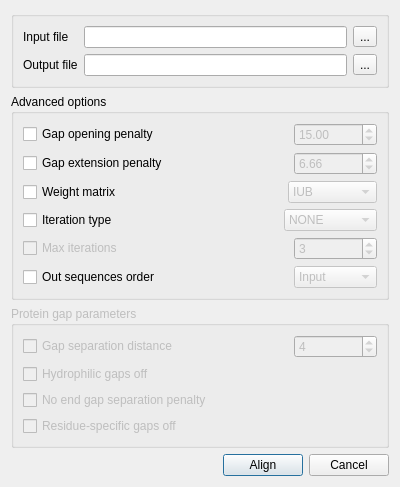
Qt form src/plugins/external_tool_support/src/ui/ClustalWSupportRunDialog.ui (violethaze74/ugene) before a commit.
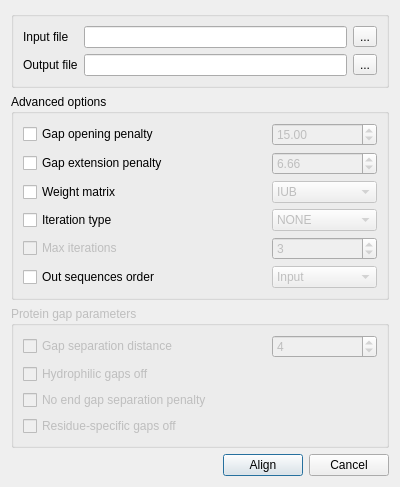
The same form after that commit.

What changed in the file:
```diff
--- a/src/plugins/external_tool_support/src/ui/ClustalWSupportRunDialog.ui
+++ b/src/plugins/external_tool_support/src/ui/ClustalWSupportRunDialog.ui
@@ -106,7 +106,7 @@
               </property>
               <property name="sizeHint" stdset="0">
                <size>
-                <width>138</width>
+                <width>98</width>
                 <height>16</height>
                </size>
               </property>
@@ -119,7 +119,7 @@
               </property>
               <property name="minimumSize">
                <size>
-                <width>83</width>
+                <width>105</width>
                 <height>0</height>
                </size>
               </property>
@@ -149,7 +149,7 @@
               </property>
               <property name="sizeHint" stdset="0">
                <size>
-                <width>128</width>
+                <width>88</width>
                 <height>16</height>
                </size>
               </property>
@@ -162,7 +162,7 @@
               </property>
               <property name="minimumSize">
                <size>
-                <width>83</width>
+                <width>105</width>
                 <height>0</height>
                </size>
               </property>
@@ -192,7 +192,7 @@
               </property>
               <property name="sizeHint" stdset="0">
                <size>
-                <width>168</width>
+                <width>128</width>
                 <height>16</height>
                </size>
               </property>
@@ -205,7 +205,7 @@
               </property>
               <property name="minimumSize">
                <size>
-                <width>83</width>
+                <width>105</width>
                 <height>0</height>
                </size>
               </property>
@@ -239,7 +239,7 @@
               </property>
               <property name="sizeHint" stdset="0">
                <size>
-                <width>168</width>
+                <width>128</width>
                 <height>16</height>
                </size>
               </property>
@@ -252,7 +252,7 @@
               </property>
               <property name="minimumSize">
                <size>
-                <width>83</width>
+                <width>105</width>
                 <height>0</height>
                </size>
               </property>
@@ -297,7 +297,7 @@
               </property>
               <property name="sizeHint" stdset="0">
                <size>
-                <width>168</width>
+                <width>128</width>
                 <height>16</height>
                </size>
               </property>
@@ -310,7 +310,7 @@
               </property>
               <property name="minimumSize">
                <size>
-                <width>83</width>
+                <width>105</width>
                 <height>0</height>
                </size>
               </property>
@@ -343,8 +343,8 @@
               </property>
               <property name="sizeHint" stdset="0">
                <size>
-                <width>138</width>
-                <height>16</height>
+                <width>98</width>
+                <height>17</height>
                </size>
               </property>
              </spacer>
@@ -356,7 +356,7 @@
               </property>
               <property name="minimumSize">
                <size>
-                <width>83</width>
+                <width>105</width>
                 <height>0</height>
                </size>
               </property>
@@ -419,7 +419,7 @@
               </property>
               <property name="minimumSize">
                <size>
-                <width>83</width>
+                <width>105</width>
                 <height>0</height>
                </size>
               </property>
```
